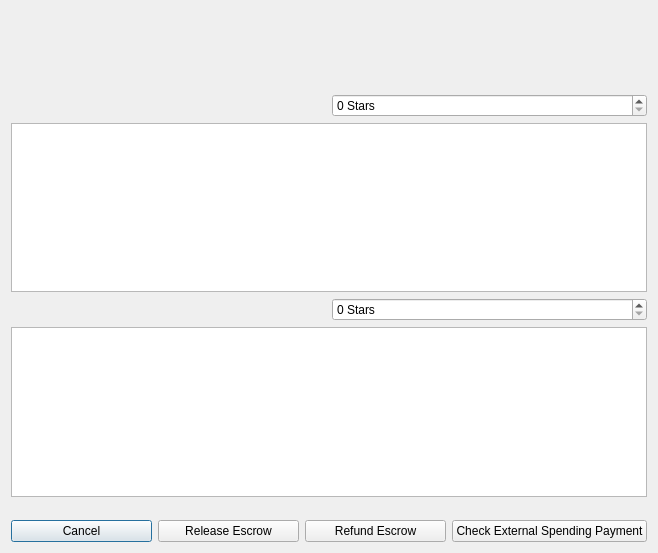
Old version of the form src/qt/forms/manageescrowdialog.ui in the repository greggdourgarian/syscoin2.
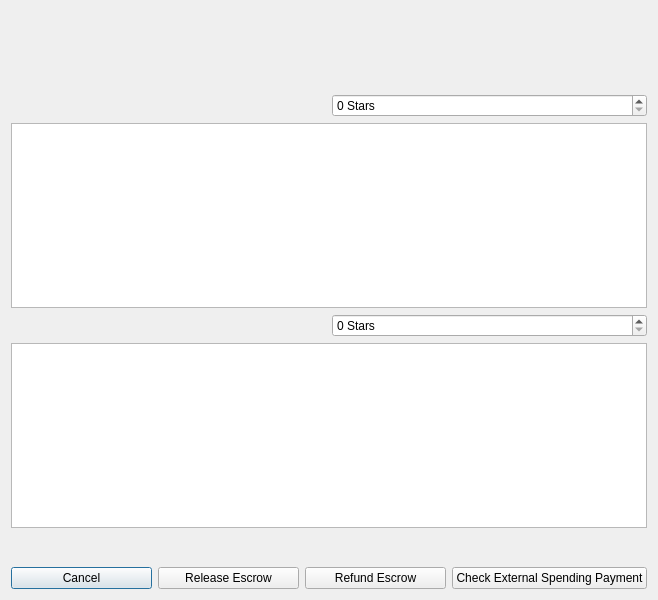
New version of the form.

Commit message: resize to 600 pix high for few screen

The edit to the form file:
```diff
--- a/src/qt/forms/manageescrowdialog.ui
+++ b/src/qt/forms/manageescrowdialog.ui
@@ -7,7 +7,7 @@
     <x>0</x>
     <y>0</y>
     <width>658</width>
-    <height>553</height>
+    <height>600</height>
    </rect>
   </property>
   <property name="windowTitle">
```
The commit also changes 2 other files.
